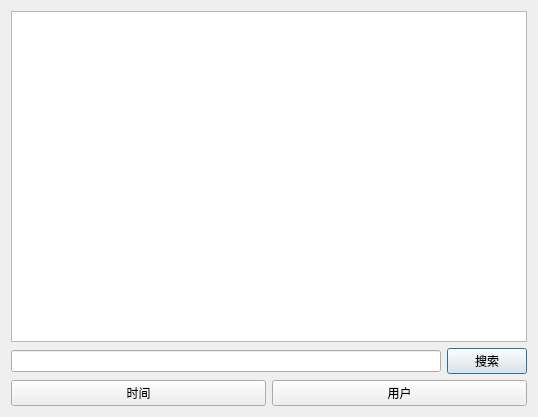
Old version of the form ChatClient/historydialog.ui in the repository Gxiao0/QTCourse.
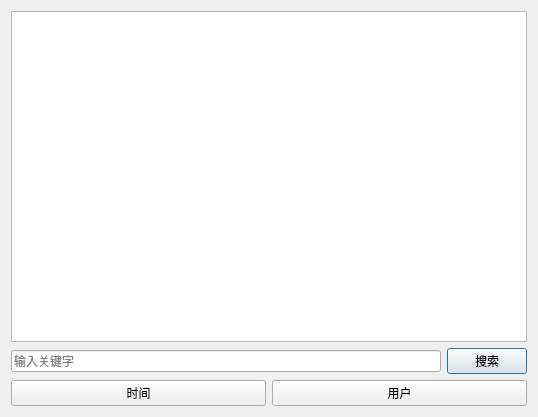
New version of the form.

```diff
--- a/ChatClient/historydialog.ui
+++ b/ChatClient/historydialog.ui
@@ -20,7 +20,11 @@
    <item>
     <layout class="QHBoxLayout" name="horizontalLayout_2">
      <item>
-      <widget class="QLineEdit" name="lineEdit"/>
+      <widget class="QLineEdit" name="lineEdit">
+       <property name="placeholderText">
+        <string>输入关键字</string>
+       </property>
+      </widget>
      </item>
      <item>
       <widget class="QPushButton" name="searchButton">
```
